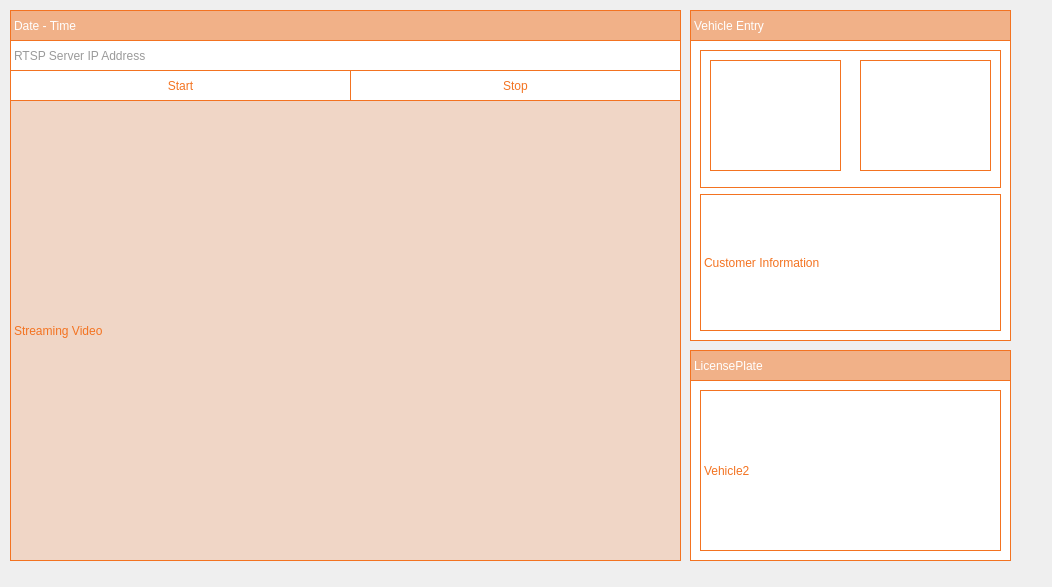
VEDA-ThirtySix/PAMS-36, file Client/cctv_36/src/ui/streaming.ui: the form before one commit.
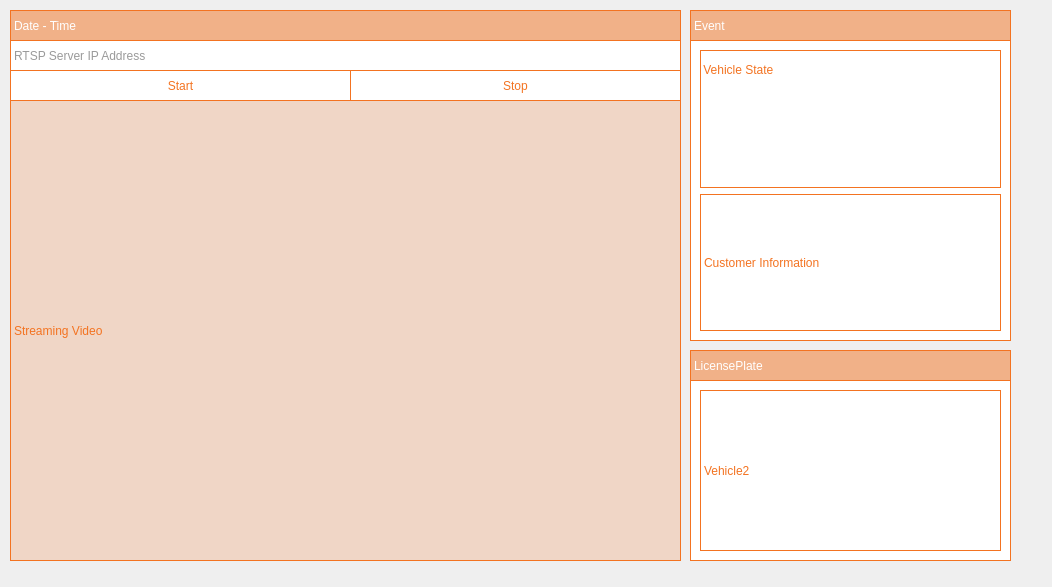
The form after the commit.

Commit message: Edit: streaming Tab UI png Icon stylesheet change

Patch:
```diff
--- a/Client/cctv_36/src/ui/streaming.ui
+++ b/Client/cctv_36/src/ui/streaming.ui
@@ -231,15 +231,15 @@
        <widget class="QLabel" name="gate_state">
         <property name="geometry">
          <rect>
-          <x>160</x>
+          <x>150</x>
           <y>10</y>
           <width>131</width>
-          <height>111</height>
+          <height>121</height>
          </rect>
         </property>
         <property name="styleSheet">
-         <string notr="true">background:white;
-border:1px dashed rgbrgb(162, 162, 162);</string>
+         <string notr="true">background:none;
+border:none;</string>
         </property>
         <property name="text">
          <string/>
@@ -248,18 +248,35 @@
          <bool>true</bool>
         </property>
        </widget>
+       <widget class="QLabel" name="label_2">
+        <property name="geometry">
+         <rect>
+          <x>0</x>
+          <y>10</y>
+          <width>101</width>
+          <height>20</height>
+         </rect>
+        </property>
+        <property name="styleSheet">
+         <string notr="true">border:none;
+background:none;</string>
+        </property>
+        <property name="text">
+         <string> Vehicle State</string>
+        </property>
+       </widget>
        <widget class="QLabel" name="alarm_state">
         <property name="geometry">
          <rect>
-          <x>10</x>
-          <y>10</y>
-          <width>131</width>
-          <height>111</height>
+          <x>40</x>
+          <y>50</y>
+          <width>61</width>
+          <height>51</height>
          </rect>
         </property>
         <property name="styleSheet">
-         <string notr="true">background:white;
-border:1px dashed rgbrgb(162, 162, 162);</string>
+         <string notr="true">background:none;
+border:none;</string>
         </property>
         <property name="text">
          <string/>
@@ -298,7 +315,7 @@
 border:1px solid rgb(243,115,33);</string>
     </property>
     <property name="text">
-     <string>Vehicle Entry</string>
+     <string>Event</string>
     </property>
    </widget>
   </widget>
```
The commit also changes 50 other files.
